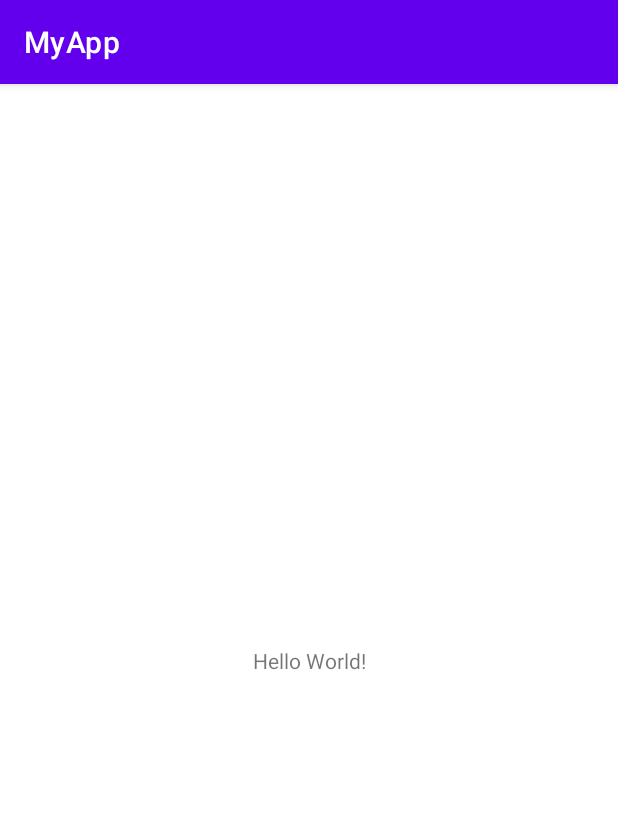
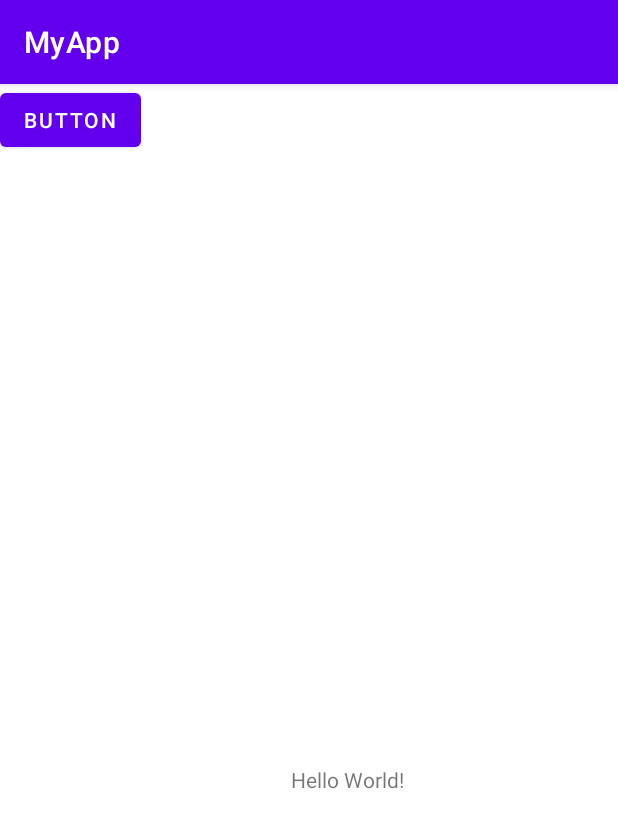
Before and after one commit to SmartGlaxx/test, an Android app: the screen it shows after launch (MainActivity), on a phone screen of 412 x 824 dp. Shown: the top 828 px of the screen. Run offline under Robolectric (Android 15) with nearby library versions, the phone set to English and light mode, and no system bars.

Commit message:
commit msg1

```diff
--- a/app/src/main/res/layout/activity_main.xml
+++ b/app/src/main/res/layout/activity_main.xml
@@ -6,13 +6,29 @@
     android:layout_height="match_parent"
     tools:context=".MainActivity">
 
+    <Button
+        android:id="@+id/button"
+        android:layout_width="wrap_content"
+        android:layout_height="wrap_content"
+        android:text="Button"
+        tools:layout_editor_absoluteX="148dp"
+        tools:layout_editor_absoluteY="266dp" />
+
     <TextView
         android:layout_width="wrap_content"
         android:layout_height="wrap_content"
         android:text="Hello World!"
         app:layout_constraintBottom_toBottomOf="parent"
         app:layout_constraintEnd_toEndOf="parent"
+        app:layout_constraintHorizontal_bias="0.577"
         app:layout_constraintStart_toStartOf="parent"
-        app:layout_constraintTop_toTopOf="parent" />
+        app:layout_constraintTop_toTopOf="parent"
+        app:layout_constraintVertical_bias="0.606" />
+
+    <androidx.recyclerview.widget.RecyclerView
+        android:layout_width="409dp"
+        android:layout_height="354dp"
+        tools:layout_editor_absoluteX="1dp"
+        tools:layout_editor_absoluteY="376dp" />
 
 </androidx.constraintlayout.widget.ConstraintLayout>
```
